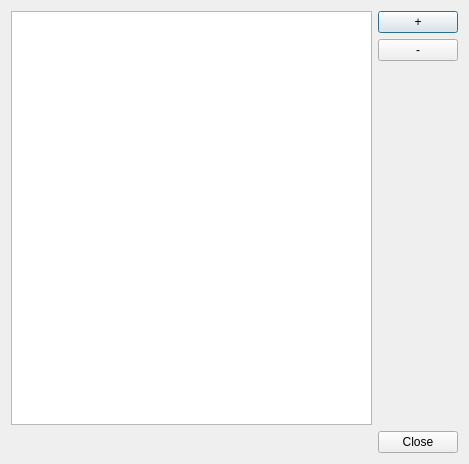
Above: src/dontpanik/kpart/core/ui/kprojectsdialog.ui from frankHa/dontpanic before the change. Below: the same form after it.
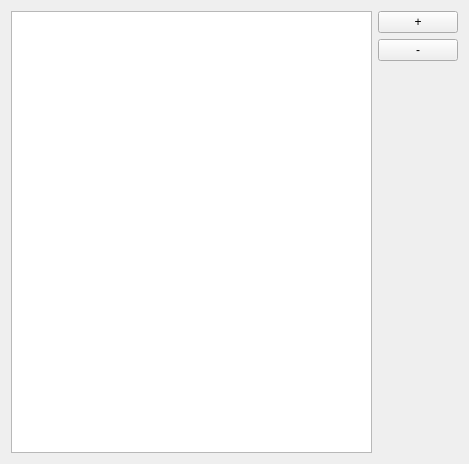
That is the form after the change. Custom widgets are drawn as their Qt base class.

Commit message: -switched all dialogs over to kdialog

Diff of the .ui file:
```diff
--- a/src/dontpanik/kpart/core/ui/kprojectsdialog.ui
+++ b/src/dontpanik/kpart/core/ui/kprojectsdialog.ui
@@ -1,7 +1,7 @@
 <?xml version="1.0" encoding="UTF-8"?>
 <ui version="4.0">
  <class>KProjectsDialog</class>
- <widget class="QDialog" name="KProjectsDialog">
+ <widget class="QWidget" name="KProjectsDialog">
   <property name="geometry">
    <rect>
     <x>0</x>
@@ -65,16 +65,6 @@
      </item>
     </layout>
    </item>
-   <item>
-    <widget class="QDialogButtonBox" name="buttonBox">
-     <property name="orientation">
-      <enum>Qt::Horizontal</enum>
-     </property>
-     <property name="standardButtons">
-      <set>QDialogButtonBox::Close</set>
-     </property>
-    </widget>
-   </item>
   </layout>
  </widget>
  <customwidgets>
```
The commit also changes 25 other files.
